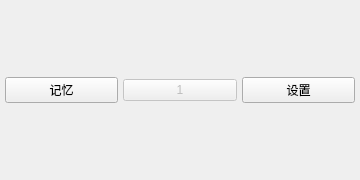
First picture: the form in forms/component/tool4posset.ui, repository zephyrrr/Camotics_modbus, before the edit.
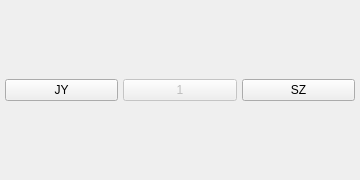
Second picture: the form after the edit.

The edit to the form file:
```diff
--- a/forms/component/tool4posset.ui
+++ b/forms/component/tool4posset.ui
@@ -22,7 +22,7 @@
      <item>
       <widget class="QPushButton" name="btnRecord">
        <property name="text">
-        <string>记忆</string>
+        <string>JY</string>
        </property>
       </widget>
      </item>
@@ -39,7 +39,7 @@
      <item>
       <widget class="QPushButton" name="btnBatchSet">
        <property name="text">
-        <string>设置</string>
+        <string>SZ</string>
        </property>
       </widget>
      </item>
@@ -47,7 +47,7 @@
    </item>
   </layout>
  </widget>
- <layoutdefault spacing="5" margin="5"/>
- <resources/>
- <connections/>
+ <layoutdefault spacing="5" margin="5" />
+ <resources />
+ <connections />
 </ui>
```
Left out of the diff: 3 changed lines with no effect on the pictures.
